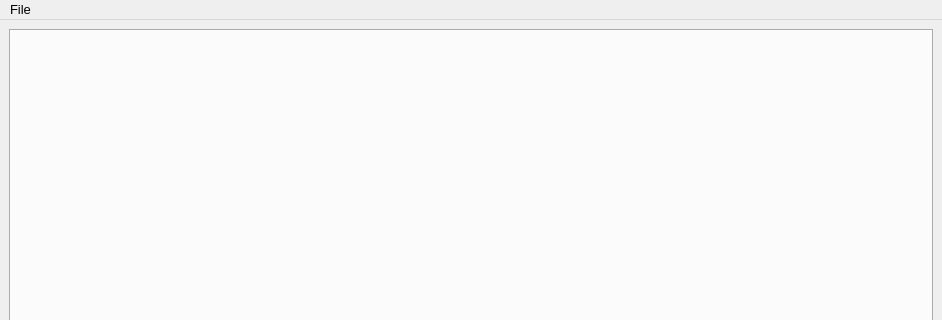
Old version of the form resources/designer_ui/crystalgrowthtrackermain.ui in the repository jonathanHuwP/CrystalGrowthTracker; both pictures show x 0 to 942 and y 0 to 320 of the 942 by 584 pixel window.
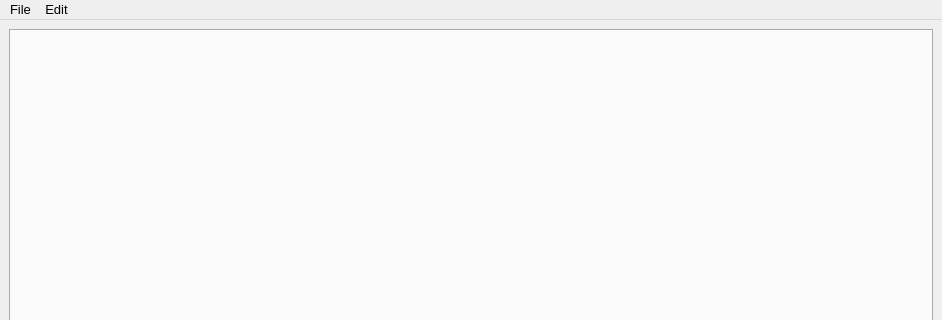
New version of the form.

Commit message: put edit notes & vidoe props in menu

Diff of the .ui file:
```diff
--- a/resources/designer_ui/crystalgrowthtrackermain.ui
+++ b/resources/designer_ui/crystalgrowthtrackermain.ui
@@ -60,7 +60,15 @@
     <addaction name="separator"/>
     <addaction name="_actionExit"/>
    </widget>
+   <widget class="QMenu" name="menuEdit">
+    <property name="title">
+     <string>Edit</string>
+    </property>
+    <addaction name="_actionEditNotes"/>
+    <addaction name="_actionEditVideoProps"/>
+   </widget>
    <addaction name="menuOpen"/>
+   <addaction name="menuEdit"/>
   </widget>
   <widget class="QStatusBar" name="statusbar"/>
   <action name="_actionNewProject">
```
Left out of the diff: 45 changed lines with no effect on the pictures. The commit also changes 3 other files.
